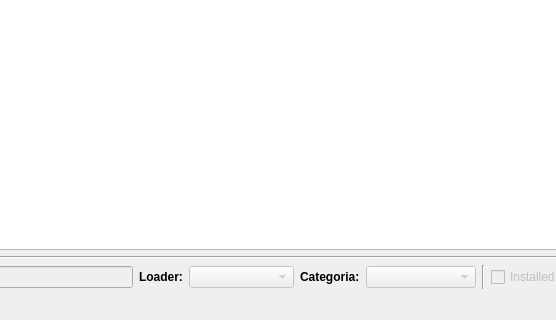
Old version of the form pyqt_windows/main_window.ui in the repository MelonRodante/ModList; both pictures show x 103 to 659 and y 280 to 600 of the 980 by 600 pixel window.
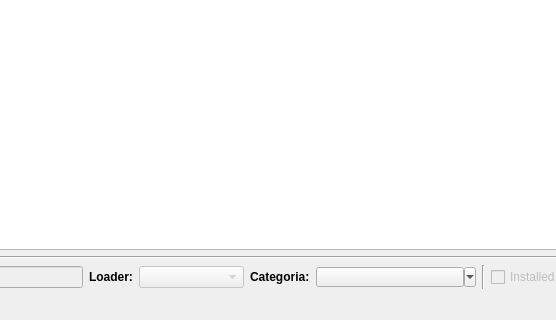
New version of the form. Icons and pictures are not drawn.

Diff of the .ui file:
```diff
--- a/pyqt_windows/main_window.ui
+++ b/pyqt_windows/main_window.ui
@@ -431,16 +431,31 @@
        </widget>
       </item>
       <item>
-       <widget class="QComboBox" name="cmbCategoriesConfig">
-        <property name="enabled">
-         <bool>false</bool>
-        </property>
+       <widget class="QToolButton" name="tbtnCategoryConfig">
         <property name="minimumSize">
          <size>
-          <width>110</width>
-          <height>0</height>
+          <width>160</width>
+          <height>20</height>
          </size>
         </property>
+        <property name="maximumSize">
+         <size>
+          <width>160</width>
+          <height>20</height>
+         </size>
+        </property>
+        <property name="text">
+         <string/>
+        </property>
+        <property name="popupMode">
+         <enum>QToolButton::MenuButtonPopup</enum>
+        </property>
+        <property name="toolButtonStyle">
+         <enum>Qt::ToolButtonTextOnly</enum>
+        </property>
+        <property name="arrowType">
+         <enum>Qt::NoArrow</enum>
+        </property>
        </widget>
       </item>
       <item>
```
